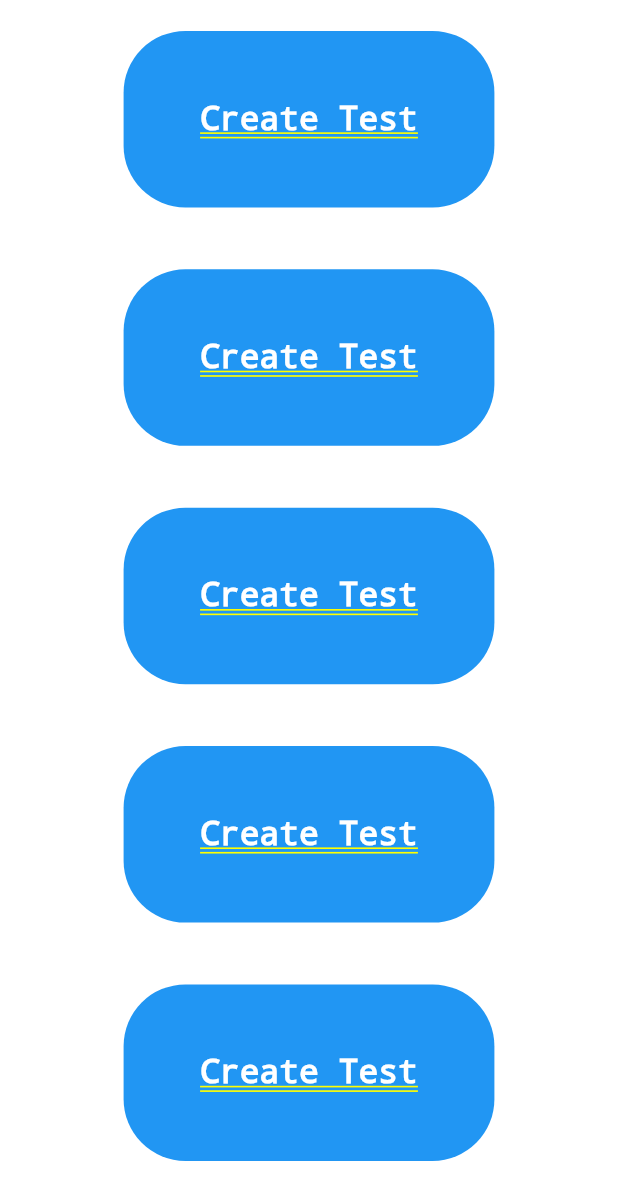
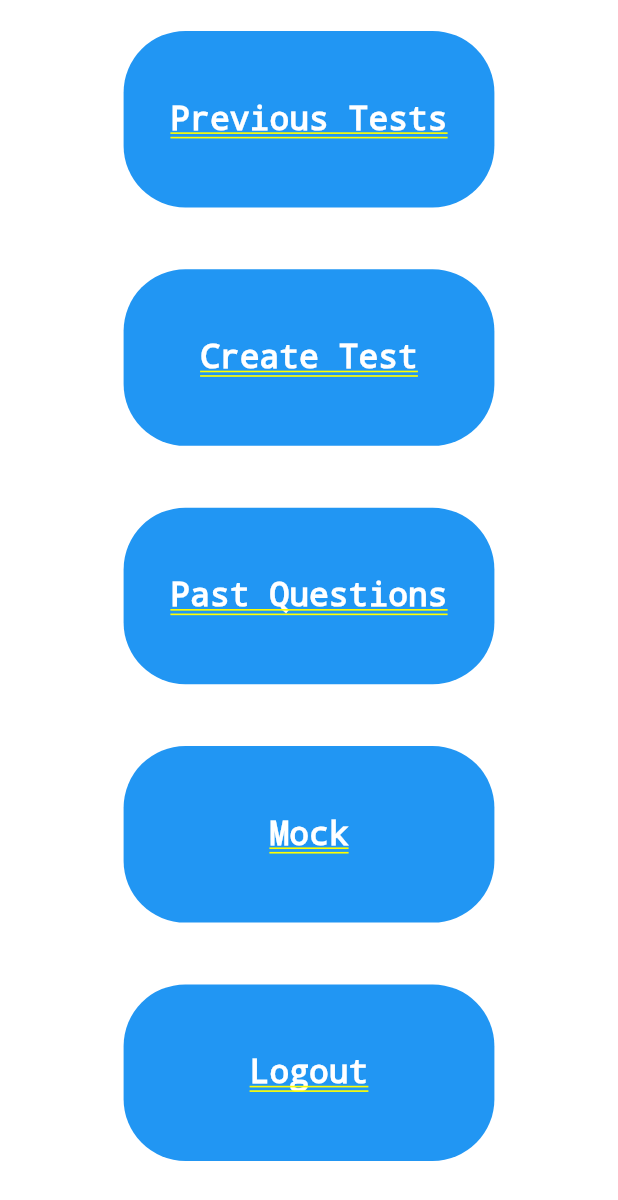
Before and after one commit to CJ-Pro/marbene_quiz_flutter, a Flutter app: the HomeScreen screen opened directly, on a phone screen of 412 x 824 dp. Shown: the top 1200 px of the screen. Run offline on Flutter 3.47's test engine with Material 2 defaults, Android fonts, the phone set to English and light mode, and no system bars; our stand-ins replace firebase_auth, firebase_core, flutter_login, get; accounts and stored records are empty.

Commit message:
Dynamic home tab

```diff
--- a/lib/view/screens/home/widgets/home_tab.dart
+++ b/lib/view/screens/home/widgets/home_tab.dart
@@ -2,11 +2,16 @@ import 'package:flutter/material.dart';
 import 'package:get/get.dart';
 
 class HomeTab extends StatelessWidget {
-  const HomeTab({Key key}) : super(key: key);
+  final String title;
+  final VoidCallback onPressed;
+  const HomeTab({Key key, @required this.title, @required this.onPressed})
+      : super(key: key);
 
   @override
   Widget build(BuildContext context) {
     return Center(
+      child: GestureDetector(
+        onTap: onPressed,
         child: Container(
           margin: EdgeInsets.symmetric(
             vertical: 0.05 * Get.width,
@@ -14,7 +19,7 @@ class HomeTab extends StatelessWidget {
           height: 1 / 7 * Get.height,
           width: 3 / 5 * Get.width,
           child: Text(
-          'Create Test',
+            title,
             textAlign: TextAlign.center,
             style: TextStyle(
               color: Colors.white,
@@ -30,6 +35,7 @@ class HomeTab extends StatelessWidget {
             ),
           ),
         ),
+      ),
     );
   }
 }
```
Lines whose indentation alone changed are shown as unchanged.
